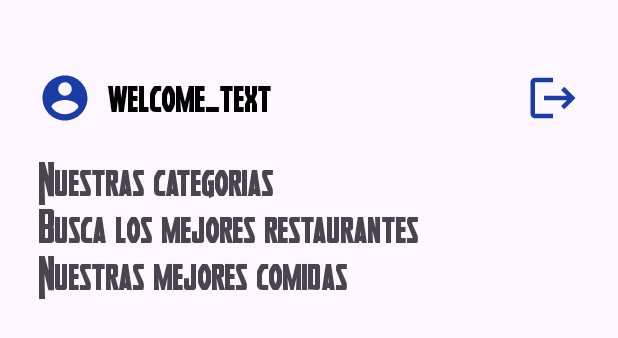
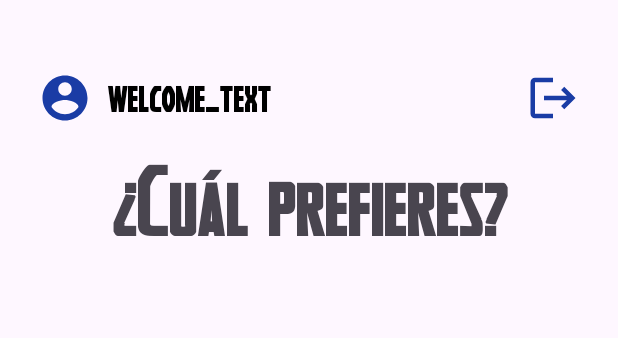
Before and after one commit to RNL77016/Android, an Android app: the layout activity_publisher.xml on its own in the app's theme, with its tools: preview values and no code run, on a phone screen of 412 x 824 dp. Shown: the top 338 px of the screen. Run offline under Robolectric (Android 15) with nearby library versions, the phone set to English and light mode, and no system bars.

Commit message:
Final deatils of PublisherActivity

```diff
--- a/app/build.gradle.kts
+++ b/app/build.gradle.kts
@@ -45,4 +45,5 @@ dependencies {
     testImplementation(libs.junit)
     androidTestImplementation(libs.androidx.junit)
     androidTestImplementation(libs.androidx.espresso.core)
+    implementation ("com.squareup.picasso:picasso:2.8")
 }
--- a/app/src/main/AndroidManifest.xml
+++ b/app/src/main/AndroidManifest.xml
@@ -1,6 +1,7 @@
 <?xml version="1.0" encoding="utf-8"?>
 <manifest xmlns:android="http://schemas.android.com/apk/res/android"
     xmlns:tools="http://schemas.android.com/tools">
+    <uses-permission android:name="android.permission.INTERNET"/>
 
     <application
         android:allowBackup="true"
--- a/app/src/main/res/layout/activity_publisher.xml
+++ b/app/src/main/res/layout/activity_publisher.xml
@@ -57,85 +57,30 @@
         </LinearLayout>
 
         <TextView
-            android:id="@+id/categoryTV"
+            android:id="@+id/insdutryTV"
             android:layout_width="match_parent"
             android:layout_height="wrap_content"
-            android:text="@string/our_categories_text"
-            android:textSize="24sp"
+            android:text="@string/which_industy_is_better"
+            android:textAlignment="center"
+            android:textSize="50sp"
             android:textStyle="bold"
             app:layout_constraintBottom_toBottomOf="parent"
             app:layout_constraintEnd_toEndOf="parent"
-            app:layout_constraintHorizontal_bias="1.0"
+            app:layout_constraintHorizontal_bias="0.0"
             app:layout_constraintStart_toStartOf="parent"
             app:layout_constraintTop_toBottomOf="@+id/headerLayout"
-            app:layout_constraintVertical_bias="0.0" />
+            app:layout_constraintVertical_bias="0.304" />
 
         <androidx.recyclerview.widget.RecyclerView
-            android:id="@+id/category_recycleview"
+            android:id="@+id/industry_recycleview"
             android:layout_width="match_parent"
             android:layout_height="wrap_content"
             app:layout_constraintBottom_toBottomOf="parent"
             app:layout_constraintEnd_toEndOf="parent"
             app:layout_constraintHorizontal_bias="0.0"
             app:layout_constraintStart_toStartOf="parent"
-            app:layout_constraintTop_toBottomOf="@+id/categoryTV"
+            app:layout_constraintTop_toBottomOf="@+id/insdutryTV"
             app:layout_constraintVertical_bias="0.0" />
-        <TextView
-            android:id="@+id/best_restaurantsTV"
-            android:layout_width="match_parent"
-            android:layout_height="wrap_content"
-            android:text="@string/best_restaurants"
-            android:textSize="24sp"
-            android:textStyle="bold"
-            app:layout_constraintTop_toBottomOf="@+id/category_recycleview"
-            app:layout_constraintStart_toStartOf="parent"
-            app:layout_constraintEnd_toEndOf="parent"
-            app:layout_constraintBottom_toBottomOf="parent"
-            app:layout_constraintVertical_bias="0"
-            />
-
-        <androidx.recyclerview.widget.RecyclerView
-            android:id="@+id/restaurants_recyclerview"
-            android:layout_width="match_parent"
-            android:layout_height="wrap_content"
-            app:layout_constraintBottom_toBottomOf="parent"
-            app:layout_constraintEnd_toEndOf="parent"
-            app:layout_constraintHorizontal_bias="0.0"
-            app:layout_constraintStart_toStartOf="parent"
-            app:layout_constraintTop_toBottomOf="@+id/best_restaurantsTV"
-            app:layout_constraintVertical_bias="0.0" />
-
-        <TextView
-            android:id="@+id/food_title"
-            android:layout_width="wrap_content"
-            android:layout_height="wrap_content"
-            android:text="Nuestras mejores comidas"
-            android:textSize="24sp"
-            android:textStyle="bold"
-            app:layout_constraintBottom_toBottomOf="parent"
-            app:layout_constraintEnd_toEndOf="parent"
-            app:layout_constraintHorizontal_bias="0.0"
-            app:layout_constraintStart_toStartOf="parent"
-            app:layout_constraintTop_toBottomOf="@+id/restaurants_recyclerview"
-            app:layout_constraintVertical_bias="0.0" />
-
-        <androidx.recyclerview.widget.RecyclerView
-            android:id="@+id/best_food_recycleview"
-            android:layout_width="match_parent"
-            android:layout_height="wrap_content"
-            app:layout_constraintTop_toBottomOf="@+id/food_title"
-            app:layout_constraintStart_toStartOf="parent"
-            app:layout_constraintEnd_toEndOf="parent"
-            app:layout_constraintBottom_toBottomOf="parent"
-            />
-
-
-
-
-
-
-
-
 
     </androidx.constraintlayout.widget.ConstraintLayout>
 </ScrollView>
--- a/app/src/main/res/layout/category_item.xml
+++ b/app/src/main/res/layout/industry_item.xml
@@ -14,7 +14,7 @@
         android:background="@drawable/circle"
         >
         <ImageView
-            android:id="@+id/category_image"
+            android:id="@+id/industry_image"
             android:layout_width="80dp"
             android:layout_height="80dp"
             android:src="@drawable/aquaman"
@@ -23,10 +23,10 @@
     </FrameLayout>
 
     <TextView
-        android:id="@+id/category_name"
+        android:id="@+id/industry_name"
         android:layout_width="wrap_content"
         android:layout_height="wrap_content"
-        android:text="Nombre de la categoria"
+        android:text="Nombre de la industria"
         android:layout_gravity="center_horizontal"
         />
 
--- a/app/src/main/res/values/strings.xml
+++ b/app/src/main/res/values/strings.xml
@@ -4,6 +4,5 @@
     <string name="password">Contraseña</string>
     <string name="login">Iniciar sesion</string>
     <string name="welcome_text">welcome_text</string>
-    <string name="our_categories_text">Nuestras categorias</string>
-    <string name="best_restaurants">Busca los mejores restaurantes</string>
+    <string name="which_industy_is_better">¿Cuál prefieres?</string>
 </resources>
```
Also changed, not shown: app/src/main/java/com/example/heroesapp/activities/PublisherActivity.kt (+6 -9 lines), app/src/main/java/com/example/heroesapp/adapters/CategoryAdapter.kt (deleted, +0 -34 lines), app/src/main/java/com/example/heroesapp/adapters/IndustryAdapter.kt (+35 -0 lines), app/src/main/java/com/example/heroesapp/models/Category.kt (deleted, +0 -13 lines), app/src/main/java/com/example/heroesapp/models/Industry.kt (added, +10 -0 lines), app/src/main/java/com/example/heroesapp/models/User.kt (line endings or trailing spaces).
